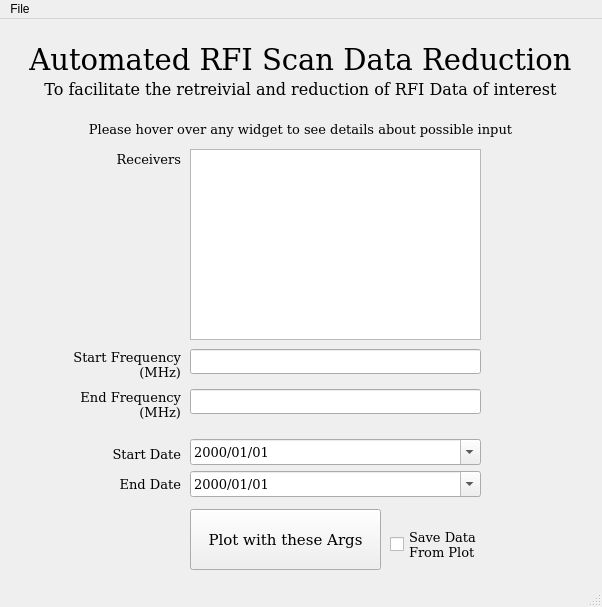
mahmoud-hallak/gbt-rfi-gui, file gbt_rfi_gui/RFI_GUI.ui: the form before one commit.
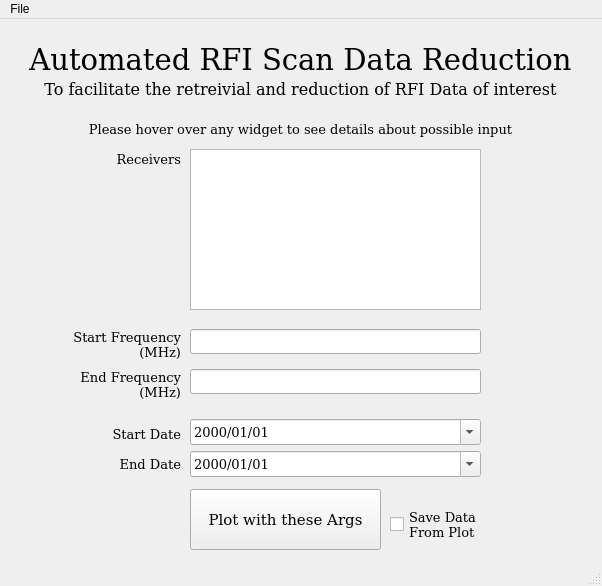
The form after the commit.

Commit message: Switching functionality of start and end and chaning the rcvr conventions to the 'band' style name

What changed in the file:
```diff
--- a/gbt_rfi_gui/RFI_GUI.ui
+++ b/gbt_rfi_gui/RFI_GUI.ui
@@ -7,7 +7,7 @@
     <x>0</x>
     <y>0</y>
     <width>602</width>
-    <height>607</height>
+    <height>586</height>
    </rect>
   </property>
   <property name="windowTitle">
@@ -41,7 +41,7 @@
     <property name="geometry">
      <rect>
       <x>90</x>
-      <y>420</y>
+      <y>400</y>
       <width>91</width>
       <height>31</height>
      </rect>
@@ -86,7 +86,7 @@
     <property name="geometry">
      <rect>
       <x>190</x>
-      <y>420</y>
+      <y>400</y>
       <width>291</width>
       <height>26</height>
      </rect>
@@ -111,7 +111,7 @@
     <property name="geometry">
      <rect>
       <x>390</x>
-      <y>500</y>
+      <y>480</y>
       <width>101</width>
       <height>51</height>
      </rect>
@@ -137,7 +137,7 @@
     <property name="geometry">
      <rect>
       <x>190</x>
-      <y>490</y>
+      <y>470</y>
       <width>191</width>
       <height>61</height>
      </rect>
@@ -162,7 +162,7 @@
     <property name="geometry">
      <rect>
       <x>190</x>
-      <y>330</y>
+      <y>310</y>
       <width>291</width>
       <height>25</height>
      </rect>
@@ -205,7 +205,7 @@
       <x>190</x>
       <y>130</y>
       <width>291</width>
-      <height>191</height>
+      <height>161</height>
      </rect>
     </property>
     <property name="font">
@@ -225,7 +225,7 @@
     <property name="geometry">
      <rect>
       <x>190</x>
-      <y>370</y>
+      <y>350</y>
       <width>291</width>
       <height>25</height>
      </rect>
@@ -244,7 +244,7 @@
     <property name="geometry">
      <rect>
       <x>70</x>
-      <y>320</y>
+      <y>300</y>
       <width>111</width>
       <height>51</height>
      </rect>
@@ -289,7 +289,7 @@
     <property name="geometry">
      <rect>
       <x>80</x>
-      <y>360</y>
+      <y>340</y>
       <width>101</width>
       <height>51</height>
      </rect>
@@ -312,7 +312,7 @@
     <property name="geometry">
      <rect>
       <x>190</x>
-      <y>452</y>
+      <y>432</y>
       <width>291</width>
       <height>26</height>
      </rect>
@@ -337,7 +337,7 @@
     <property name="geometry">
      <rect>
       <x>90</x>
-      <y>450</y>
+      <y>430</y>
       <width>91</width>
       <height>31</height>
      </rect>
```
The commit also changes 1 other file.
